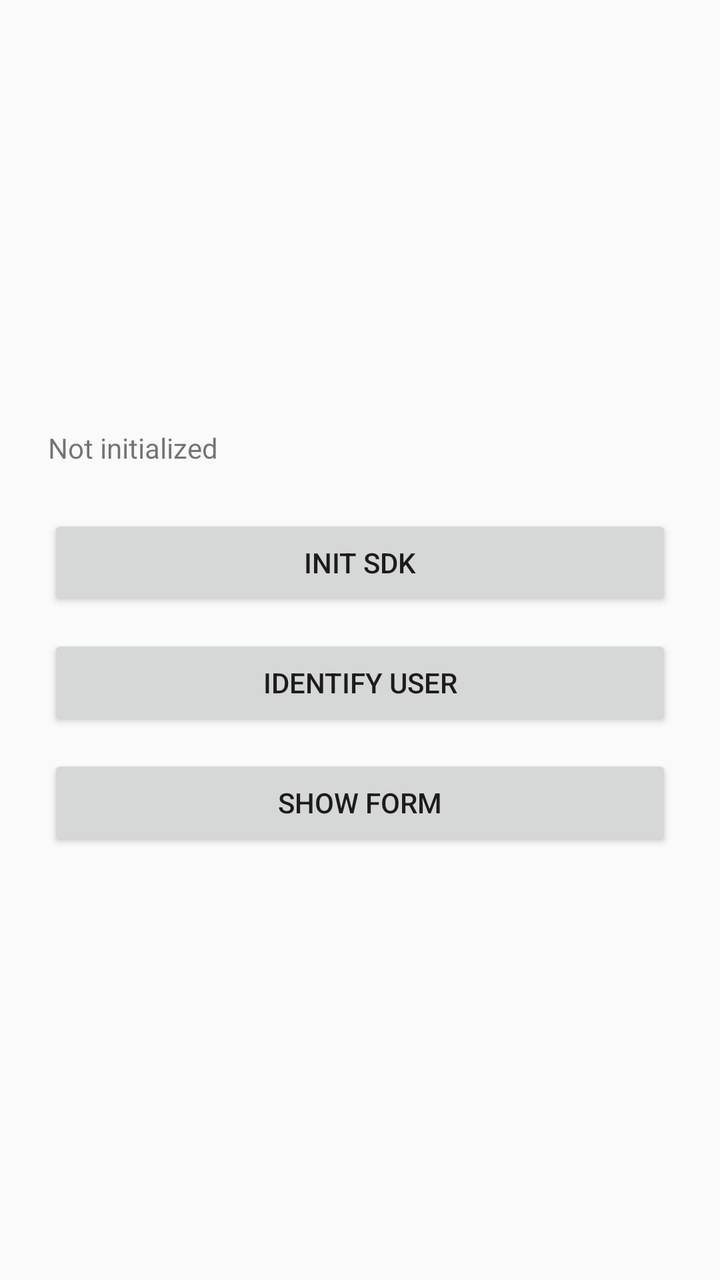
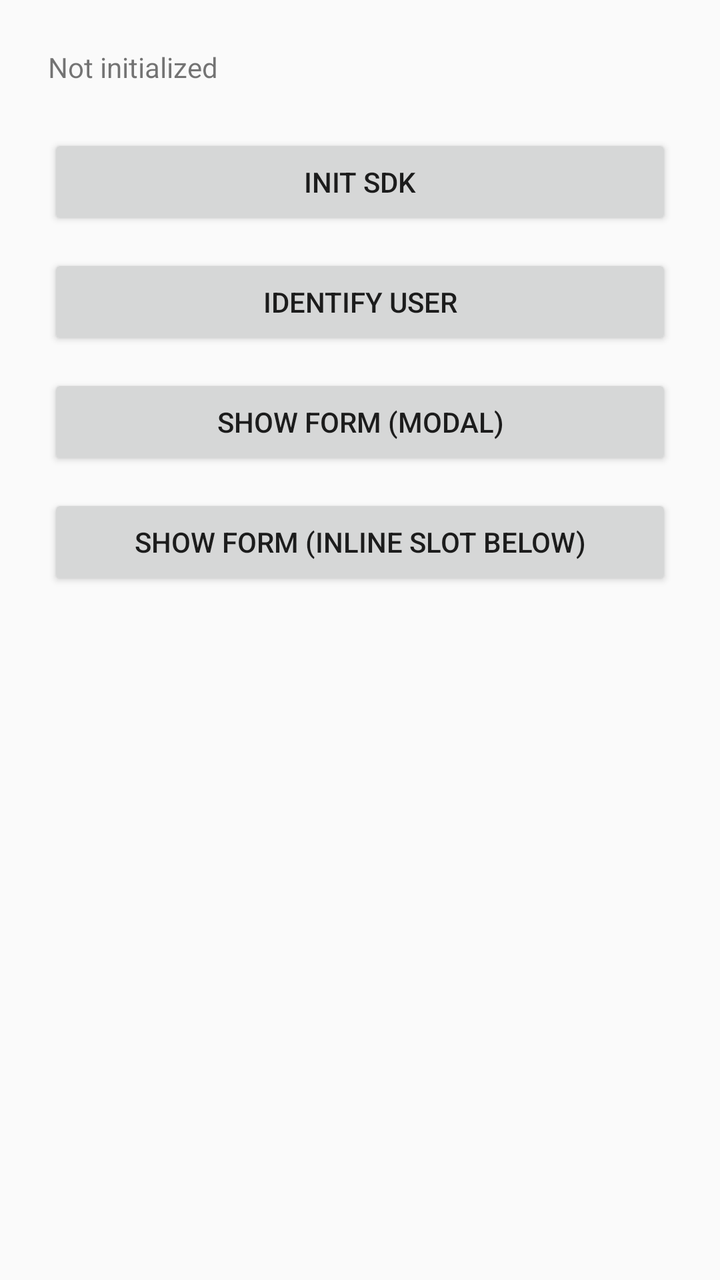

The first picture is an Android layout as it rendered before a commit; the second is the same layout after the commit. The layout source and the unified diff follow.
<!-- AndroidManifest.xml: application theme Theme.AppCompat.DayNight -->
<!-- res/layout/activity_main.xml -->
<?xml version="1.0" encoding="utf-8"?>
<LinearLayout xmlns:android="http://schemas.android.com/apk/res/android"
    android:layout_width="match_parent"
    android:layout_height="match_parent"
    android:orientation="vertical"
    android:padding="24dp"
    android:gravity="center">

    <TextView
        android:id="@+id/statusText"
        android:layout_width="match_parent"
        android:layout_height="wrap_content"
        android:text="Not initialized"
        android:paddingBottom="24dp" />

    <Button
        android:id="@+id/initButton"
        android:layout_width="match_parent"
        android:layout_height="wrap_content"
        android:text="Init SDK" />

    <Button
        android:id="@+id/identifyButton"
        android:layout_width="match_parent"
        android:layout_height="wrap_content"
        android:layout_marginTop="12dp"
        android:text="Identify User" />

    <Button
        android:id="@+id/showFormButton"
        android:layout_width="match_parent"
        android:layout_height="wrap_content"
        android:layout_marginTop="12dp"
        android:text="Show Form" />

</LinearLayout>
<!-- resources referenced by this layout -->
<resources>

</resources>

<!-- the commit's change to res/layout/activity_main.xml (unified diff, before → after) -->
@@ -1,36 +1,54 @@
 <?xml version="1.0" encoding="utf-8"?>
-<LinearLayout xmlns:android="http://schemas.android.com/apk/res/android"
+<ScrollView xmlns:android="http://schemas.android.com/apk/res/android"
     android:layout_width="match_parent"
-    android:layout_height="match_parent"
-    android:orientation="vertical"
-    android:padding="24dp"
-    android:gravity="center">
+    android:layout_height="match_parent">
 
-    <TextView
-        android:id="@+id/statusText"
+    <LinearLayout
         android:layout_width="match_parent"
         android:layout_height="wrap_content"
-        android:text="Not initialized"
-        android:paddingBottom="24dp" />
+        android:orientation="vertical"
+        android:padding="24dp">
 
-    <Button
-        android:id="@+id/initButton"
-        android:layout_width="match_parent"
-        android:layout_height="wrap_content"
-        android:text="Init SDK" />
+        <TextView
+            android:id="@+id/statusText"
+            android:layout_width="match_parent"
+            android:layout_height="wrap_content"
+            android:text="Not initialized"
+            android:paddingBottom="24dp" />
 
-    <Button
-        android:id="@+id/identifyButton"
-        android:layout_width="match_parent"
-        android:layout_height="wrap_content"
-        android:layout_marginTop="12dp"
-        android:text="Identify User" />
+        <Button
+            android:id="@+id/initButton"
+            android:layout_width="match_parent"
+            android:layout_height="wrap_content"
+            android:text="Init SDK" />
 
-    <Button
-        android:id="@+id/showFormButton"
-        android:layout_width="match_parent"
-        android:layout_height="wrap_content"
-        android:layout_marginTop="12dp"
-        android:text="Show Form" />
+        <Button
+            android:id="@+id/identifyButton"
+            android:layout_width="match_parent"
+            android:layout_height="wrap_content"
+            android:layout_marginTop="12dp"
+            android:text="Identify User" />
 
-</LinearLayout>
+        <Button
+            android:id="@+id/showFormButton"
+            android:layout_width="match_parent"
+            android:layout_height="wrap_content"
+            android:layout_marginTop="12dp"
+            android:text="Show Form (modal)" />
+
+        <Button
+            android:id="@+id/showInlineFormButton"
+            android:layout_width="match_parent"
+            android:layout_height="wrap_content"
+            android:layout_marginTop="12dp"
+            android:text="Show Form (inline slot below)" />
+
+        <com.encatch.android.EncatchInlineFormView
+            android:id="@+id/inlineForm"
+            android:layout_width="match_parent"
+            android:layout_height="0dp"
+            android:layout_marginTop="12dp" />
+
+    </LinearLayout>
+
+</ScrollView>
